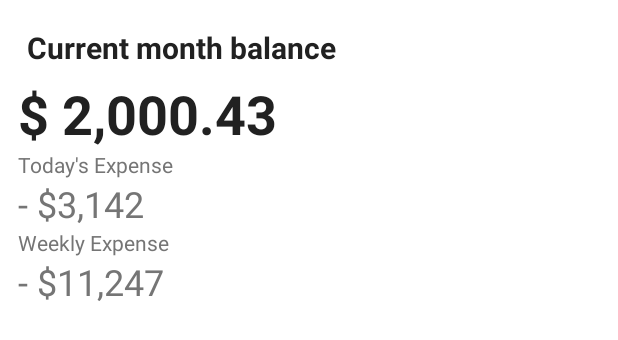
After one commit to PatrykMCoder/Expense-Tracker, an Android app built with Jetpack Compose: the layout monthly_overview_widget_layout.xml on its own in the app's theme, with its tools: preview values and no code run, on a phone screen of 412 x 824 dp. The commit adds this screen. Shown: the top 340 px of the screen. Run offline under Robolectric (Android 15) with nearby library versions, the phone set to English and light mode, and no system bars.

Commit message:
Added widget Added simple helper class for sum value of expenses

```diff
--- /dev/null
+++ b/app/src/main/res/drawable/bg_card.xml
@@ -0,0 +1,6 @@
+<shape xmlns:android="http://schemas.android.com/apk/res/android"
+    android:shape="rectangle">
+    <solid android:color="@color/background_card" />
+    <corners android:radius="16dp" />
+    <padding android:left="8dp" android:top="8dp" android:right="8dp" android:bottom="8dp"/>
+</shape>
--- /dev/null
+++ b/app/src/main/res/drawable/bg_card_black.xml
@@ -0,0 +1,5 @@
+<shape xmlns:android="http://schemas.android.com/apk/res/android"
+    android:shape="rectangle">
+    <solid android:color="@color/black" />
+    <corners android:radius="16dp" />
+</shape>
--- /dev/null
+++ b/app/src/main/res/layout/monthly_overview_widget_layout.xml
@@ -0,0 +1,76 @@
+<?xml version="1.0" encoding="utf-8"?>
+<RelativeLayout xmlns:android="http://schemas.android.com/apk/res/android"
+    android:layout_width="match_parent"
+    android:layout_height="match_parent"
+    android:background="@color/widget_background"
+    android:padding="12dp">
+
+    <TextView
+            android:id="@+id/title_card_text_view"
+            android:layout_width="wrap_content"
+            android:layout_height="wrap_content"
+            android:text="Current month balance"
+            android:textColor="@color/primary"
+            android:textSize="20sp"
+            android:textStyle="bold"
+            android:layout_margin="6dp"/>
+
+        <TextView
+            android:id="@+id/balance_text_view"
+            android:layout_width="wrap_content"
+            android:layout_height="wrap_content"
+            android:text="$ 2,000.43"
+            android:textColor="@color/primary"
+            android:textStyle="bold"
+            android:textSize="36sp"
+            android:layout_below="@+id/title_card_text_view"/>
+
+            <LinearLayout
+                android:id="@+id/today_balance_container"
+                    android:layout_width="wrap_content"
+                    android:layout_height="wrap_content"
+                    android:orientation="vertical"
+                    android:layout_below="@+id/balance_text_view">
+
+                    <TextView
+                        android:layout_width="wrap_content"
+                        android:layout_height="wrap_content"
+                        android:text="Today's Expense"
+                        android:textColor="@color/secondary"
+                        android:textSize="14sp" />
+
+                    <TextView
+                        android:id="@+id/today_balance"
+                        android:layout_width="wrap_content"
+                        android:layout_height="wrap_content"
+                        android:text="- $3,142"
+                        android:textColor="@color/secondary"
+                        android:textSize="24sp" />
+                </LinearLayout>
+
+                <LinearLayout
+                    android:id="@+id/weekly_balance_container"
+                    android:layout_width="wrap_content"
+                    android:layout_height="wrap_content"
+                    android:layout_weight="1"
+                    android:orientation="vertical"
+                    android:layout_below="@+id/today_balance_container">
+
+                    <TextView
+                        android:layout_width="wrap_content"
+                        android:layout_height="wrap_content"
+                        android:text="Weekly Expense"
+                        android:textColor="@color/secondary"
+                        android:textSize="14sp" />
+
+                    <TextView
+                        android:id="@+id/weekly_balance"
+                        android:layout_width="wrap_content"
+                        android:layout_height="wrap_content"
+                        android:fontFamily="sans-serif"
+                        android:text="- $11,247"
+                        android:textColor="@color/secondary"
+                        android:textSize="24sp" />
+
+                </LinearLayout>
+</RelativeLayout>
--- a/app/src/main/res/values-night/colors.xml
+++ b/app/src/main/res/values-night/colors.xml
@@ -5,4 +5,7 @@
     <color name="primary">#FFFFFF</color>
     <color name="secondary">#B0B0B0</color>
     <color name="disabled_text">#666666</color>
+
+    <!-- widget -->
+    <color name="widget_background">#000000</color>
 </resources>
--- a/app/src/main/res/values/colors.xml
+++ b/app/src/main/res/values/colors.xml
@@ -9,4 +9,7 @@
     <color name="white">#ffffff</color>
     <color name="green">#34C759</color>
     <color name="red">#F44336</color>
+
+    <!-- widget -->
+    <color name="widget_background">#ffffff</color>
 </resources>
```
Also changed, not shown: app/src/main/AndroidManifest.xml (+9 -0 lines), app/src/main/java/com/pmprogramms/expensetracker/utils/MathHelper.kt (added, +16 -0 lines), app/src/main/java/com/pmprogramms/expensetracker/viewmodel/ExpensesViewModel.kt (+2 -7 lines), app/src/main/java/com/pmprogramms/expensetracker/widget/AppWidgetProvider.kt (added, +113 -0 lines), app/src/main/res/xml/overview_widget_provider.xml (added, +12 -0 lines).
